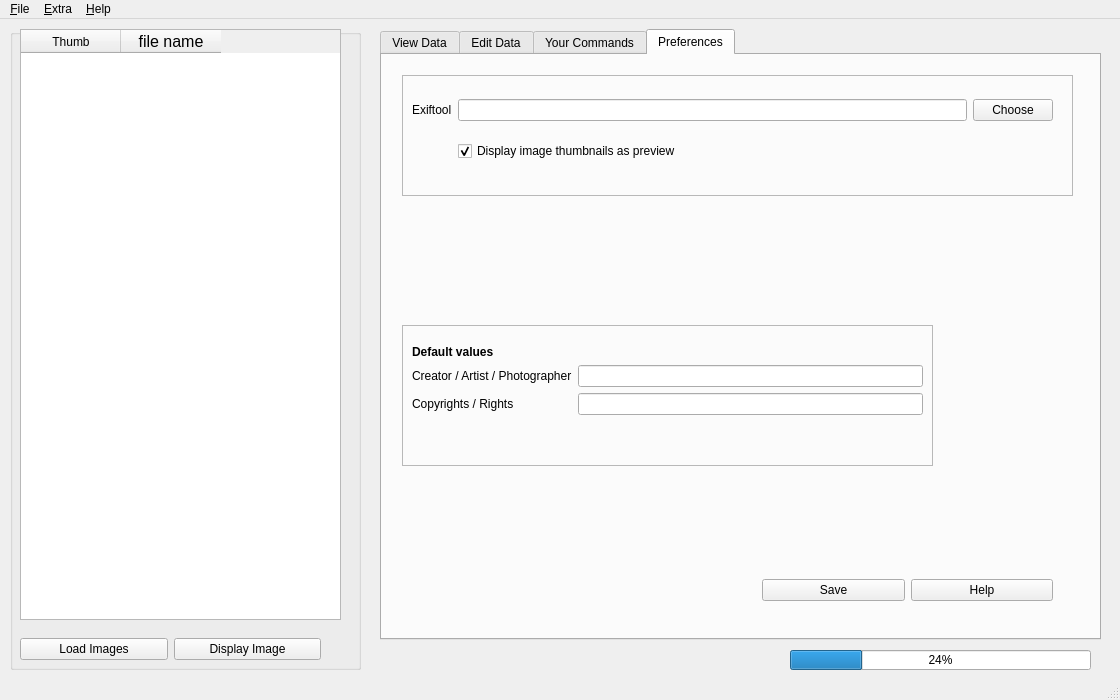
Old version of the form scripts/ui/MainWindow.ui in the repository hvdwolf/pyExifToolGUI.
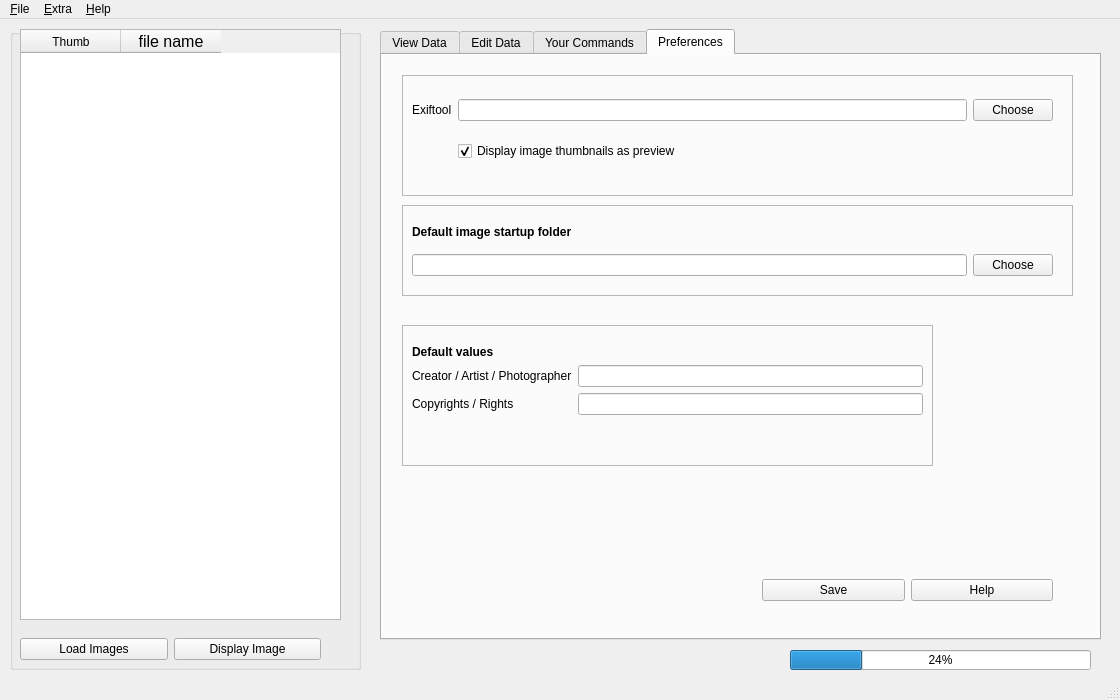
New version of the form. The open tabs and pages were chosen to show the change.

Commit message: Switch config file to xml standard; Put lensdb.xml also in user .pyexiftoolgui folder

Patch:
```diff
--- a/scripts/ui/MainWindow.ui
+++ b/scripts/ui/MainWindow.ui
@@ -3896,6 +3896,70 @@
        </item>
       </layout>
      </widget>
+     <widget class="QFrame" name="frame_6">
+      <property name="geometry">
+       <rect>
+        <x>20</x>
+        <y>150</y>
+        <width>671</width>
+        <height>91</height>
+       </rect>
+      </property>
+      <property name="frameShape">
+       <enum>QFrame::StyledPanel</enum>
+      </property>
+      <property name="frameShadow">
+       <enum>QFrame::Raised</enum>
+      </property>
+      <widget class="QWidget" name="gridLayoutWidget_5">
+       <property name="geometry">
+        <rect>
+         <x>10</x>
+         <y>10</y>
+         <width>641</width>
+         <height>61</height>
+        </rect>
+       </property>
+       <layout class="QGridLayout" name="gridLayout_16">
+        <item row="1" column="1">
+         <widget class="QPushButton" name="btn_choose_defstartupfolder">
+          <property name="toolTip">
+           <string>Browse to the startup folder of your choice</string>
+          </property>
+          <property name="text">
+           <string>Choose</string>
+          </property>
+         </widget>
+        </item>
+        <item row="1" column="0">
+         <widget class="QLineEdit" name="LineEdit_def_startupfolder">
+          <property name="toolTip">
+           <string>Browse to the startup folder of your choice</string>
+          </property>
+          <property name="statusTip">
+           <string>Browse to the startup folder of your choice</string>
+          </property>
+         </widget>
+        </item>
+        <item row="0" column="0">
+         <widget class="QLabel" name="label_104">
+          <property name="font">
+           <font>
+            <weight>75</weight>
+            <bold>true</bold>
+           </font>
+          </property>
+          <property name="toolTip">
+           <string>The program will go for the default exiftool version. Here you can specify another version.</string>
+          </property>
+          <property name="text">
+           <string>Default image startup folder</string>
+          </property>
+         </widget>
+        </item>
+       </layout>
+      </widget>
+     </widget>
     </widget>
    </widget>
   </widget>
```
The commit also changes 5 other files.
